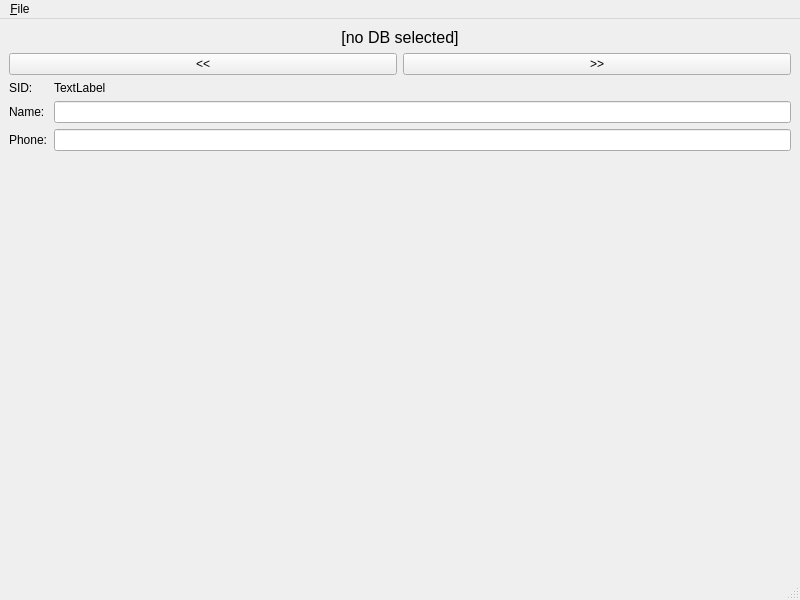
Above: Application/Tasks/04-srgui/src/mainwindow.ui from OhHeyItsJosh/COMP1000-CW2 before the change. Below: the same form after it.
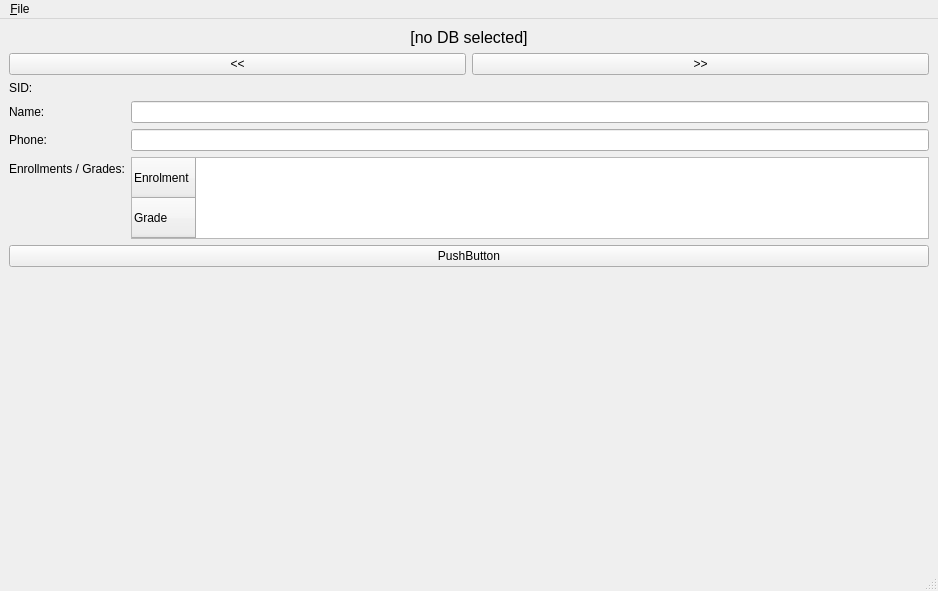
That is the form after the change.

Diff of the .ui file:
```diff
--- a/Application/Tasks/04-srgui/src/mainwindow.ui
+++ b/Application/Tasks/04-srgui/src/mainwindow.ui
@@ -6,8 +6,8 @@
    <rect>
     <x>0</x>
     <y>0</y>
-    <width>800</width>
-    <height>600</height>
+    <width>938</width>
+    <height>591</height>
    </rect>
   </property>
   <property name="windowTitle">
@@ -36,14 +36,14 @@
     <item>
      <layout class="QHBoxLayout" name="horizontalLayout">
       <item>
-       <widget class="QPushButton" name="buttonPrev">
+       <widget class="QPushButton" name="btn_prev">
         <property name="text">
          <string>&lt;&lt;</string>
         </property>
        </widget>
       </item>
       <item>
-       <widget class="QPushButton" name="buttonNext">
+       <widget class="QPushButton" name="btn_next">
         <property name="text">
          <string>&gt;&gt;</string>
         </property>
@@ -60,6 +60,13 @@
         </property>
        </widget>
       </item>
+      <item row="0" column="1">
+       <widget class="QLabel" name="val_sid">
+        <property name="text">
+         <string/>
+        </property>
+       </widget>
+      </item>
       <item row="1" column="0">
        <widget class="QLabel" name="lbl_name">
         <property name="text">
@@ -67,6 +74,9 @@
         </property>
        </widget>
       </item>
+      <item row="1" column="1">
+       <widget class="QLineEdit" name="txt_name"/>
+      </item>
       <item row="2" column="0">
        <widget class="QLabel" name="lbl_phone">
         <property name="text">
@@ -74,21 +84,60 @@
         </property>
        </widget>
       </item>
-      <item row="0" column="1">
-       <widget class="QLabel" name="val_sid">
-        <property name="text">
-         <string>TextLabel</string>
-        </property>
-       </widget>
-      </item>
-      <item row="1" column="1">
-       <widget class="QLineEdit" name="txt_name"/>
-      </item>
       <item row="2" column="1">
        <widget class="QLineEdit" name="txt_phone"/>
       </item>
+      <item row="3" column="0">
+       <widget class="QLabel" name="lbl_eg">
+        <property name="text">
+         <string>Enrollments / Grades:</string>
+        </property>
+       </widget>
+      </item>
+      <item row="3" column="1">
+       <widget class="QTableWidget" name="tbl_eg">
+        <property name="sizePolicy">
+         <sizepolicy hsizetype="Minimum" vsizetype="Minimum">
+          <horstretch>0</horstretch>
+          <verstretch>0</verstretch>
+         </sizepolicy>
+        </property>
+        <property name="verticalScrollBarPolicy">
+         <enum>Qt::ScrollBarAlwaysOff</enum>
+        </property>
+        <property name="horizontalScrollBarPolicy">
+         <enum>Qt::ScrollBarAlwaysOff</enum>
+        </property>
+        <property name="sizeAdjustPolicy">
+         <enum>QAbstractScrollArea::AdjustToContents</enum>
+        </property>
+        <property name="autoScrollMargin">
+         <number>0</number>
+        </property>
+        <attribute name="verticalHeaderDefaultSectionSize">
+         <number>40</number>
+        </attribute>
+        <row>
+         <property name="text">
+          <string>Enrolment</string>
+         </property>
+        </row>
+        <row>
+         <property name="text">
+          <string>Grade</string>
+         </property>
+        </row>
+       </widget>
+      </item>
      </layout>
     </item>
+    <item>
+     <widget class="QPushButton" name="test_btn">
+      <property name="text">
+       <string>PushButton</string>
+      </property>
+     </widget>
+    </item>
     <item>
      <spacer name="verticalSpacer">
       <property name="orientation">
@@ -109,7 +158,7 @@
     <rect>
      <x>0</x>
      <y>0</y>
-     <width>800</width>
+     <width>938</width>
      <height>21</height>
     </rect>
    </property>
@@ -121,7 +170,7 @@
     <addaction name="action_Save"/>
     <addaction name="action_Close"/>
     <addaction name="separator"/>
-    <addaction name="actionE_xit"/>
+    <addaction name="actionExit"/>
    </widget>
    <addaction name="menu_File"/>
   </widget>
@@ -141,10 +190,13 @@
     <string>---</string>
    </property>
   </action>
-  <action name="actionE_xit">
+  <action name="actionExit">
    <property name="text">
     <string>E&amp;xit</string>
    </property>
+   <property name="menuRole">
+    <enum>QAction::QuitRole</enum>
+   </property>
   </action>
   <action name="action_Save">
    <property name="text">
```
